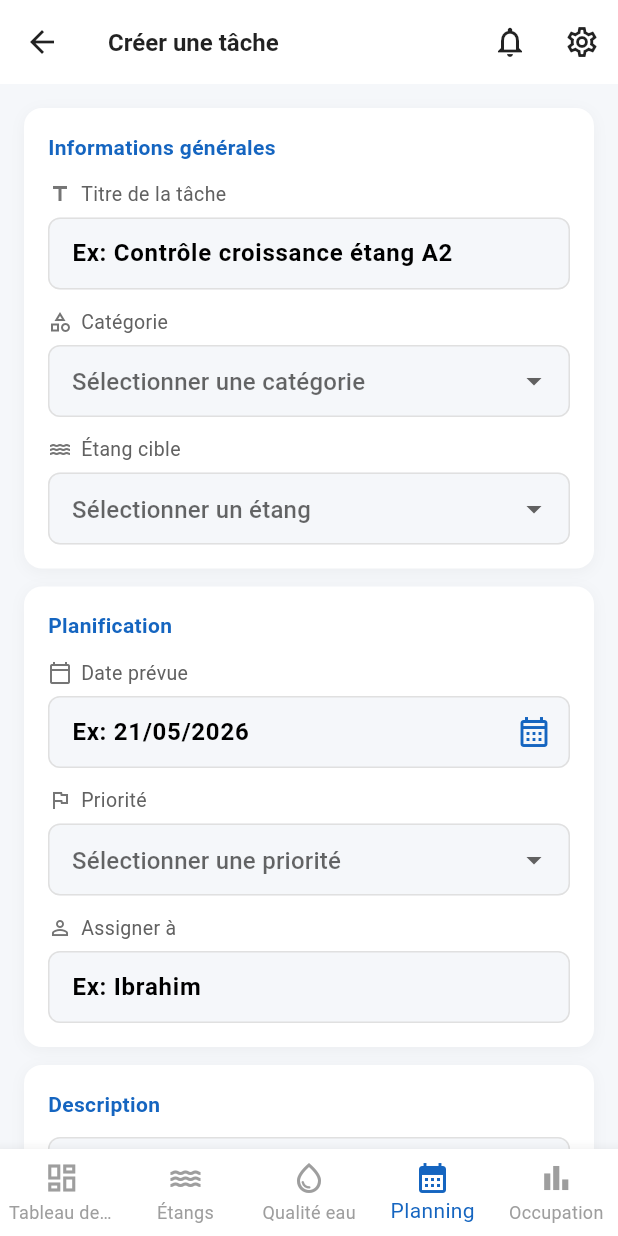
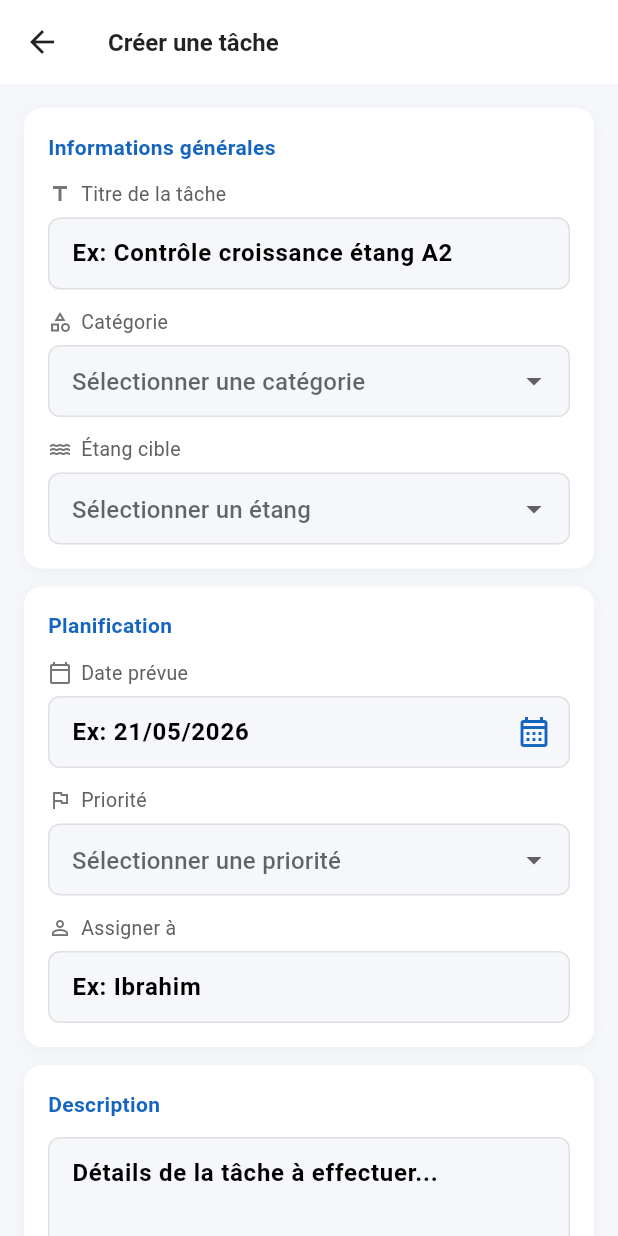
Before and after one commit to codemexd-png/AquaFerme, a Flutter app: the AddTaskScreen screen opened by its route, on a phone screen of 412 x 824 dp. Run offline on Flutter 3.47's test engine with Material 3 defaults, Android fonts, the phone set to English and light mode, and no system bars; our stand-ins replace geolocator, go_router.

Commit message:
enlever les iconne dans l'ecrans des taches et la double bar de menu

```diff
--- a/lib/features/screens/add_task_screen.dart
+++ b/lib/features/screens/add_task_screen.dart
@@ -65,10 +65,7 @@ class _AddTaskScreenState extends State<AddTaskScreen> {
           'Créer une tâche',
           style: TextStyle(color: Colors.black87, fontWeight: FontWeight.bold, fontSize: 16),
         ),
-        actions: [
-          IconButton(icon: const Icon(Icons.notifications_none, color: Colors.black87), onPressed: () {}),
-          IconButton(icon: const Icon(Icons.settings_outlined, color: Colors.black87), onPressed: () {}),
-        ],
+
       ),
       body: ListView(
         padding: const EdgeInsets.all(16),
@@ -211,7 +208,6 @@ class _AddTaskScreenState extends State<AddTaskScreen> {
           ),
         ],
       ),
-      bottomNavigationBar: const ScreenBottomNav(currentIndex: 3),
     );
   }
 }
```
Also changed, not shown: lib/main.dart (+6 -3 lines), pubspec.lock.
